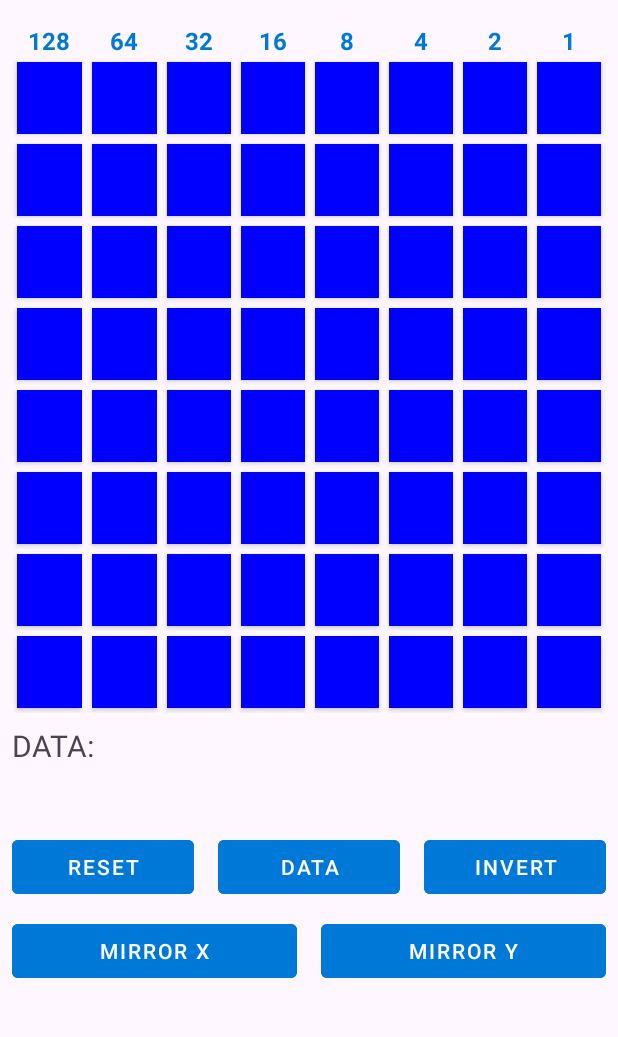
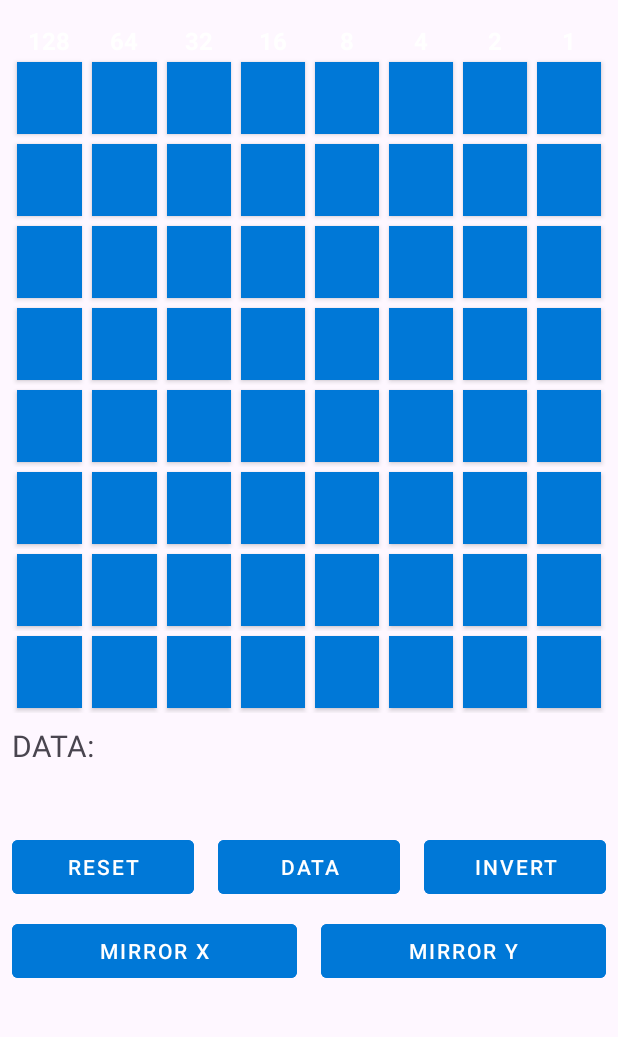
Before and after one commit to Kapitany777/UdgDesigner, an Android app: the screen it shows after launch (MainActivity), after a tap on "INVERT", on a phone screen of 412 x 824 dp, the part 85-1122 px from its top. Run offline under Robolectric (Android 15) with nearby library versions, the phone set to English and light mode, and no system bars.

Commit message:
Modifying the colors

```diff
--- a/app/src/main/java/eu/braincluster/udgdesigner/MainActivity.java
+++ b/app/src/main/java/eu/braincluster/udgdesigner/MainActivity.java
@@ -1,6 +1,5 @@
 package eu.braincluster.udgdesigner;
 
-import android.graphics.Color;
 import android.os.Bundle;
 import android.view.Gravity;
 import android.widget.Button;
@@ -8,6 +7,7 @@ import android.widget.TableRow;
 import android.widget.TextView;
 
 import androidx.appcompat.app.AppCompatActivity;
+import androidx.core.content.res.ResourcesCompat;
 
 import eu.braincluster.udgdesigner.databinding.ActivityMainBinding;
 import eu.braincluster.udgdesigner.udg.UserDefinedGraphics;
@@ -18,6 +18,9 @@ public class MainActivity extends AppCompatActivity
     private UserDefinedGraphics udg;
     private Button[][] buttons;
 
+    private int colorSet;
+    private int colorUnset;
+
     @Override
     protected void onCreate(Bundle savedInstanceState)
     {
@@ -25,6 +28,8 @@ public class MainActivity extends AppCompatActivity
 
         binding = ActivityMainBinding.inflate(getLayoutInflater());
         setContentView(binding.getRoot());
+
+        readColors();
 
         createPowersOfTwo();
         createButtons();
@@ -54,6 +59,12 @@ public class MainActivity extends AppCompatActivity
             udg.mirrorY();
             redraw();
         });
+    }
+
+    private void readColors()
+    {
+        colorSet = ResourcesCompat.getColor(getResources(), R.color.udgBlue, null);
+        colorUnset = ResourcesCompat.getColor(getResources(), R.color.udgGray, null);
     }
 
     private void createPowersOfTwo()
@@ -97,7 +108,7 @@ public class MainActivity extends AppCompatActivity
             {
                 var button = new Button(this);
 
-                button.setBackgroundColor(Color.GRAY);
+                button.setBackgroundColor(colorUnset);
 
                 var params = new TableRow.LayoutParams(
                         TableRow.LayoutParams.WRAP_CONTENT,
@@ -117,11 +128,11 @@ public class MainActivity extends AppCompatActivity
 
                     if (udg.getStatus(coordinate.row(), coordinate.column()))
                     {
-                        button.setBackgroundColor(Color.BLUE);
+                        button.setBackgroundColor(colorSet);
                     }
                     else
                     {
-                        button.setBackgroundColor(Color.GRAY);
+                        button.setBackgroundColor(colorUnset);
                     }
                 });
 
@@ -144,11 +155,11 @@ public class MainActivity extends AppCompatActivity
             {
                 if (udg.getStatus(i, j))
                 {
-                    buttons[i][j].setBackgroundColor(Color.BLUE);
+                    buttons[i][j].setBackgroundColor(colorSet);
                 }
                 else
                 {
-                    buttons[i][j].setBackgroundColor(Color.GRAY);
+                    buttons[i][j].setBackgroundColor(colorUnset);
                 }
             }
         }
--- a/app/src/main/java/eu/braincluster/udgdesigner/udg/UserDefinedGraphics.java
+++ b/app/src/main/java/eu/braincluster/udgdesigner/udg/UserDefinedGraphics.java
@@ -71,7 +71,10 @@ public class UserDefinedGraphics
 
     public String getUdgDataAsString()
     {
-        return getUdgData().stream().map(String::valueOf).collect(Collectors.joining(", "));
+        return getUdgData()
+                .stream()
+                .map(String::valueOf)
+                .collect(Collectors.joining(", "));
     }
 
     public void invert()
--- a/app/src/main/res/values/colors.xml
+++ b/app/src/main/res/values/colors.xml
@@ -3,4 +3,5 @@
     <color name="black">#FF000000</color>
     <color name="white">#FFFFFFFF</color>
     <color name="udgBlue">#0078d7</color>
+    <color name="udgGray">#808080</color>
 </resources>
--- a/app/src/main/res/values/themes.xml
+++ b/app/src/main/res/values/themes.xml
@@ -15,7 +15,7 @@
     </style>
 
     <style name="TextViewPowerOfTwo">
-        <item name="android:textColor">@color/udgBlue</item>
+        <item name="android:textColor">@color/white</item>
         <item name="android:textSize">16sp</item>
         <item name="android:textStyle">bold</item>
     </style>
```
